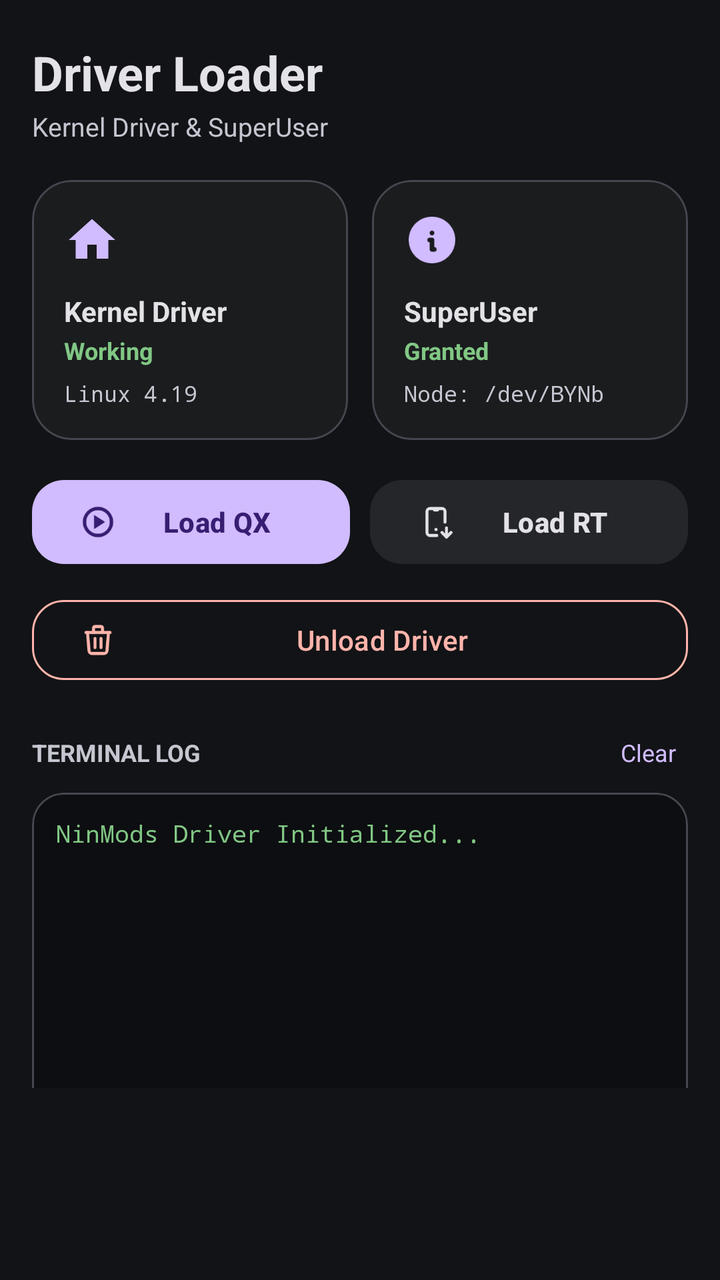
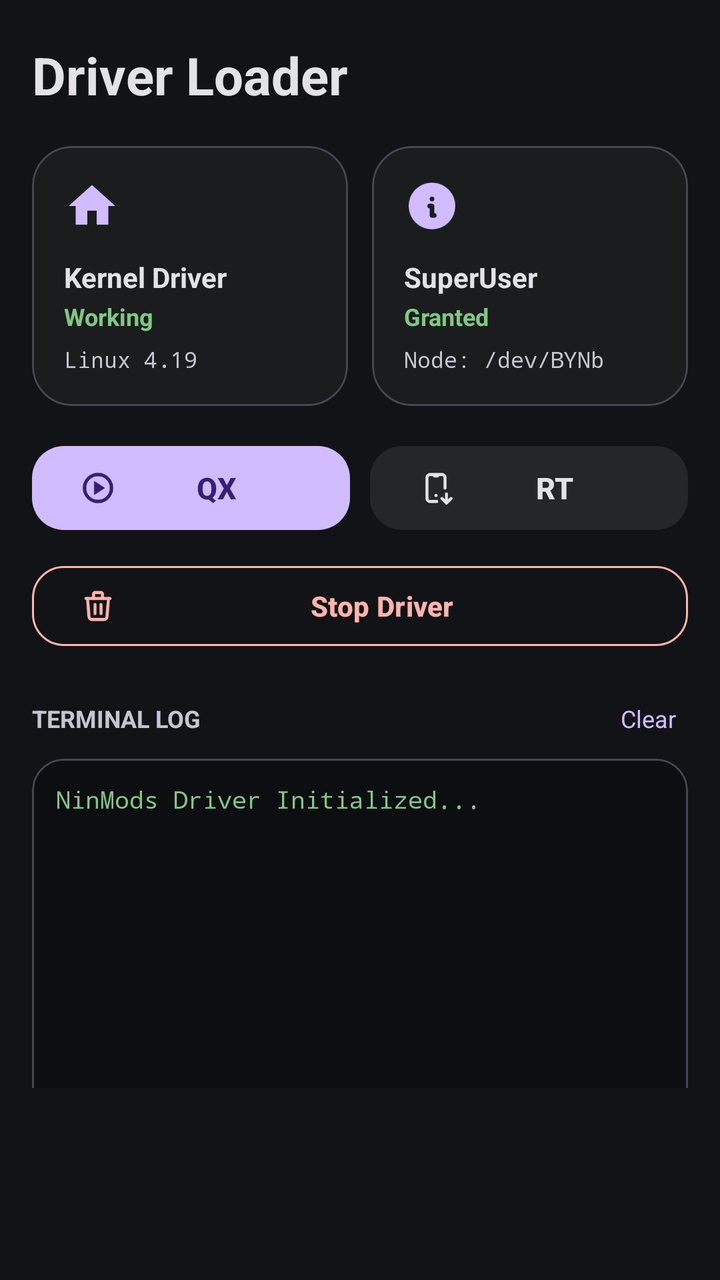

Before-and-after screenshots of an Android layout around one commit, followed by the original layout XML and the change that was made.
<!-- AndroidManifest.xml: application theme Theme.DriverLoader -->
<!-- res/layout/fragment_home.xml -->
<?xml version="1.0" encoding="utf-8"?>
<ScrollView xmlns:android="http://schemas.android.com/apk/res/android"
    xmlns:app="http://schemas.android.com/apk/res-auto"
    android:layout_width="match_parent"
    android:layout_height="match_parent"
    android:background="@color/apatch_background"
    android:paddingHorizontal="16dp"
    android:paddingTop="20dp"
    android:paddingBottom="96dp">

    <LinearLayout
        android:layout_width="match_parent"
        android:layout_height="wrap_content"
        android:orientation="vertical">

        
        <TextView
            android:layout_width="wrap_content"
            android:layout_height="wrap_content"
            android:text="Driver Loader"
            android:textColor="@color/apatch_text_primary"
            android:textSize="24sp"
            android:textStyle="bold" />

        <TextView
            android:layout_width="wrap_content"
            android:layout_height="wrap_content"
            android:layout_marginTop="2dp"
            android:text="Kernel Driver &amp; SuperUser"
            android:textColor="@color/apatch_text_secondary"
            android:textSize="13sp" />

        
        <LinearLayout
            android:layout_width="match_parent"
            android:layout_height="wrap_content"
            android:layout_marginTop="18dp"
            android:orientation="horizontal">

            
            <com.google.android.material.card.MaterialCardView
                android:layout_width="0dp"
                android:layout_height="wrap_content"
                android:layout_weight="1"
                android:layout_marginEnd="6dp"
                app:cardCornerRadius="20dp"
                app:cardBackgroundColor="@color/apatch_surface"
                app:strokeColor="@color/apatch_outline"
                app:strokeWidth="1dp">

                <LinearLayout
                    android:layout_width="match_parent"
                    android:layout_height="wrap_content"
                    android:orientation="vertical"
                    android:padding="16dp">

                    <ImageView
                        android:layout_width="28dp"
                        android:layout_height="28dp"
                        android:src="@drawable/ic_nav_home_fill"
                        app:tint="@color/apatch_primary" />

                    <TextView
                        android:layout_width="wrap_content"
                        android:layout_height="wrap_content"
                        android:layout_marginTop="12dp"
                        android:text="Kernel Driver"
                        android:textColor="@color/apatch_text_primary"
                        android:textSize="14sp"
                        android:textStyle="bold" />

                    <TextView
                        android:id="@+id/tvDriverState"
                        android:layout_width="wrap_content"
                        android:layout_height="wrap_content"
                        android:layout_marginTop="2dp"
                        android:text="Working"
                        android:textColor="@color/apatch_success"
                        android:textSize="12sp"
                        android:textStyle="bold" />

                    <TextView
                        android:id="@+id/tvKernelVersion"
                        android:layout_width="wrap_content"
                        android:layout_height="wrap_content"
                        android:layout_marginTop="6dp"
                        android:text="Linux 4.19"
                        android:textColor="@color/apatch_text_secondary"
                        android:textSize="11sp"
                        android:fontFamily="monospace"
                        android:singleLine="true" />
                </LinearLayout>
            </com.google.android.material.card.MaterialCardView>

            
            <com.google.android.material.card.MaterialCardView
                android:layout_width="0dp"
                android:layout_height="wrap_content"
                android:layout_weight="1"
                android:layout_marginStart="6dp"
                app:cardCornerRadius="20dp"
                app:cardBackgroundColor="@color/apatch_surface"
                app:strokeColor="@color/apatch_outline"
                app:strokeWidth="1dp">

                <LinearLayout
                    android:layout_width="match_parent"
                    android:layout_height="wrap_content"
                    android:orientation="vertical"
                    android:padding="16dp">

                    <ImageView
                        android:layout_width="28dp"
                        android:layout_height="28dp"
                        android:src="@drawable/info_circle_filled"
                        app:tint="@color/apatch_primary" />

                    <TextView
                        android:layout_width="wrap_content"
                        android:layout_height="wrap_content"
                        android:layout_marginTop="12dp"
                        android:text="SuperUser"
                        android:textColor="@color/apatch_text_primary"
                        android:textSize="14sp"
                        android:textStyle="bold" />

                    <TextView
                        android:id="@+id/tvSuperuserState"
                        android:layout_width="wrap_content"
                        android:layout_height="wrap_content"
                        android:layout_marginTop="2dp"
                        android:text="Granted"
                        android:textColor="@color/apatch_success"
                        android:textSize="12sp"
                        android:textStyle="bold" />

                    <TextView
                        android:id="@+id/tvNodesSummary"
                        android:layout_width="wrap_content"
                        android:layout_height="wrap_content"
                        android:layout_marginTop="6dp"
                        android:text="Node: /dev/BYNb"
                        android:textColor="@color/apatch_text_secondary"
                        android:textSize="11sp"
                        android:fontFamily="monospace"
                        android:singleLine="true" />
                </LinearLayout>
            </com.google.android.material.card.MaterialCardView>

        </LinearLayout>

        
        <LinearLayout
            android:layout_width="match_parent"
            android:layout_height="wrap_content"
            android:layout_marginTop="16dp"
            android:orientation="horizontal">

            <com.google.android.material.button.MaterialButton
                android:id="@+id/btnQuickLoadQx"
                android:layout_width="0dp"
                android:layout_height="50dp"
                android:layout_weight="1"
                android:text="Load QX"
                android:textColor="@color/apatch_on_primary"
                android:textStyle="bold"
                app:icon="@drawable/play_circle"
                app:iconTint="@color/apatch_on_primary"
                app:backgroundTint="@color/apatch_primary"
                app:cornerRadius="16dp" />

            <Space
                android:layout_width="10dp"
                android:layout_height="wrap_content" />

            <com.google.android.material.button.MaterialButton
                android:id="@+id/btnQuickLoadRt"
                android:layout_width="0dp"
                android:layout_height="50dp"
                android:layout_weight="1"
                android:text="Load RT"
                android:textColor="@color/apatch_text_primary"
                android:textStyle="bold"
                app:icon="@drawable/device_mobile_down"
                app:iconTint="@color/apatch_text_primary"
                app:backgroundTint="@color/apatch_surface_variant"
                app:cornerRadius="16dp" />
        </LinearLayout>

        <com.google.android.material.button.MaterialButton
            android:id="@+id/btnQuickUnload"
            style="@style/Widget.Material3.Button.OutlinedButton"
            android:layout_width="match_parent"
            android:layout_height="48dp"
            android:layout_marginTop="10dp"
            android:text="Unload Driver"
            android:textColor="@color/apatch_error"
            app:strokeColor="@color/apatch_error"
            app:icon="@drawable/trash"
            app:iconTint="@color/apatch_error"
            app:cornerRadius="16dp" />

        
        <LinearLayout
            android:layout_width="match_parent"
            android:layout_height="wrap_content"
            android:layout_marginTop="18dp"
            android:gravity="center_vertical"
            android:orientation="horizontal">

            <TextView
                android:layout_width="0dp"
                android:layout_height="wrap_content"
                android:layout_weight="1"
                android:text="TERMINAL LOG"
                android:textColor="@color/apatch_text_secondary"
                android:textSize="12sp"
                android:textStyle="bold" />

            <TextView
                android:id="@+id/btnHomeClearLog"
                android:layout_width="wrap_content"
                android:layout_height="wrap_content"
                android:text="Clear"
                android:textColor="@color/apatch_primary"
                android:textSize="12sp"
                android:padding="6dp" />
        </LinearLayout>

        
        <com.google.android.material.card.MaterialCardView
            android:layout_width="match_parent"
            android:layout_height="180dp"
            android:layout_marginTop="6dp"
            app:cardCornerRadius="16dp"
            app:cardBackgroundColor="@color/apatch_terminal_bg"
            app:strokeColor="@color/apatch_outline"
            app:strokeWidth="1dp">

            <ScrollView
                android:id="@+id/scrollHomeLog"
                android:layout_width="match_parent"
                android:layout_height="match_parent"
                android:padding="12dp">

                <TextView
                    android:id="@+id/tvHomeConsoleLog"
                    android:layout_width="match_parent"
                    android:layout_height="wrap_content"
                    android:fontFamily="monospace"
                    android:textColor="@color/apatch_success"
                    android:textSize="12sp"
                    android:lineSpacingExtra="2dp"
                    android:text="NinMods Driver Initialized...\n" />
            </ScrollView>
        </com.google.android.material.card.MaterialCardView>

    </LinearLayout>
</ScrollView>
<!-- resources referenced by this layout -->
<resources>
  <color name="apatch_background">#121316</color>
  <color name="apatch_error">#FFB4AB</color>
  <color name="apatch_on_primary">#381E72</color>
  <color name="apatch_outline">#44474F</color>
  <color name="apatch_primary">#D0BCFF</color>
  <color name="apatch_success">#81C784</color>
  <color name="apatch_surface">#1A1C1E</color>
  <color name="apatch_surface_variant">#24262A</color>
  <color name="apatch_terminal_bg">#0D0E11</color>
  <color name="apatch_text_primary">#E3E2E6</color>
  <color name="apatch_text_secondary">#C4C6D0</color>
  <!-- drawable ic_nav_home_fill (drawable) -->
  <vector xmlns:android="http://schemas.android.com/apk/res/android"
      android:width="24dp"
      android:height="24dp"
      android:viewportWidth="24"
      android:viewportHeight="24">
      <path
          android:fillColor="#FFFFFFFF"
          android:pathData="M10,20v-6h4v6h5v-8h3L12,3L2,12h3v8z"/>
  </vector>
  <!-- drawable info_circle_filled (drawable) -->
  <vector xmlns:android="http://schemas.android.com/apk/res/android"
      android:width="24dp"
      android:height="24dp"
      android:viewportWidth="24"
      android:viewportHeight="24">
      <path
          android:pathData="M12,2c5.523,0 10,4.477 10,10a10,10 0,0 1,-19.995 0.324l-0.005,-0.324l0.004,-0.28c0.148,-5.393 4.566,-9.72 9.996,-9.72zM12,11h-1l-0.117,0.007a1,1 0,0 0,0 1.986l0.117,0.007v3l0.007,0.117a1,1 0,0 0,0.876 0.876l0.117,0.007h1l0.117,-0.007a1,1 0,0 0,0.876 -0.876l0.007,-0.117l-0.007,-0.117a1,1 0,0 0,-0.764 -0.857l-0.112,-0.02l-0.117,-0.006v-3l-0.007,-0.117a1,1 0,0 0,-0.876 -0.876l-0.117,-0.007zM12.01,8l-0.127,0.007a1,1 0,0 0,0 1.986l0.117,0.007l0.127,-0.007a1,1 0,0 0,0 -1.986l-0.117,-0.007z"
          android:strokeLineJoin="round"
          android:strokeWidth="0"
          android:fillColor="#ffff"
          android:strokeLineCap="round"/>
  </vector>
  <!-- drawable play_circle (drawable) -->
  <vector xmlns:android="http://schemas.android.com/apk/res/android"
      android:width="24dp"
      android:height="24dp"
      android:viewportWidth="960"
      android:viewportHeight="960">
    <path
        android:pathData="m380,660 l280,-180 -280,-180v360ZM480,880q-83,0 -156,-31.5T197,763q-54,-54 -85.5,-127T80,480q0,-83 31.5,-156T197,197q54,-54 127,-85.5T480,80q83,0 156,31.5T763,197q54,54 85.5,127T880,480q0,83 -31.5,156T763,763q-54,54 -127,85.5T480,880ZM480,800q134,0 227,-93t93,-227q0,-134 -93,-227t-227,-93q-134,0 -227,93t-93,227q0,134 93,227t227,93ZM480,480Z"
        android:fillColor="#1f1f1f"
        android:strokeColor="#ffffffff"/>
  </vector>
  <style name="Theme.DriverLoader" parent="Theme.Material3.Dark.NoActionBar">
          <item name="android:statusBarColor">@color/apatch_background</item>
          <item name="android:navigationBarColor">@color/apatch_surface</item>
          <item name="android:windowBackground">@color/apatch_background</item>
          <item name="colorPrimary">@color/apatch_primary</item>
          <item name="colorSecondary">@color/apatch_secondary</item>
          <item name="colorSurface">@color/apatch_surface</item>
          <item name="colorOutline">@color/apatch_outline</item>
      </style>
  <color name="apatch_secondary">#CCC2DC</color>
  <!-- unchanged entries left out for length: 2 -->
</resources>

<!-- the commit's change to res/layout/fragment_home.xml (unified diff, before → after) -->
@@ -19,16 +19,8 @@
             android:layout_height="wrap_content"
             android:text="Driver Loader"
             android:textColor="@color/apatch_text_primary"
-            android:textSize="24sp"
+            android:textSize="26sp"
             android:textStyle="bold" />
-
-        <TextView
-            android:layout_width="wrap_content"
-            android:layout_height="wrap_content"
-            android:layout_marginTop="2dp"
-            android:text="Kernel Driver &amp; SuperUser"
-            android:textColor="@color/apatch_text_secondary"
-            android:textSize="13sp" />
 
         
         <LinearLayout
@@ -161,9 +153,10 @@
                 android:layout_width="0dp"
                 android:layout_height="50dp"
                 android:layout_weight="1"
-                android:text="Load QX"
+                android:text="QX"
                 android:textColor="@color/apatch_on_primary"
                 android:textStyle="bold"
+                android:textSize="15sp"
                 app:icon="@drawable/play_circle"
                 app:iconTint="@color/apatch_on_primary"
                 app:backgroundTint="@color/apatch_primary"
@@ -178,9 +171,10 @@
                 android:layout_width="0dp"
                 android:layout_height="50dp"
                 android:layout_weight="1"
-                android:text="Load RT"
+                android:text="RT"
                 android:textColor="@color/apatch_text_primary"
                 android:textStyle="bold"
+                android:textSize="15sp"
                 app:icon="@drawable/device_mobile_down"
                 app:iconTint="@color/apatch_text_primary"
                 app:backgroundTint="@color/apatch_surface_variant"
@@ -193,8 +187,9 @@
             android:layout_width="match_parent"
             android:layout_height="48dp"
             android:layout_marginTop="10dp"
-            android:text="Unload Driver"
+            android:text="Stop Driver"
             android:textColor="@color/apatch_error"
+            android:textStyle="bold"
             app:strokeColor="@color/apatch_error"
             app:icon="@drawable/trash"
             app:iconTint="@color/apatch_error"
